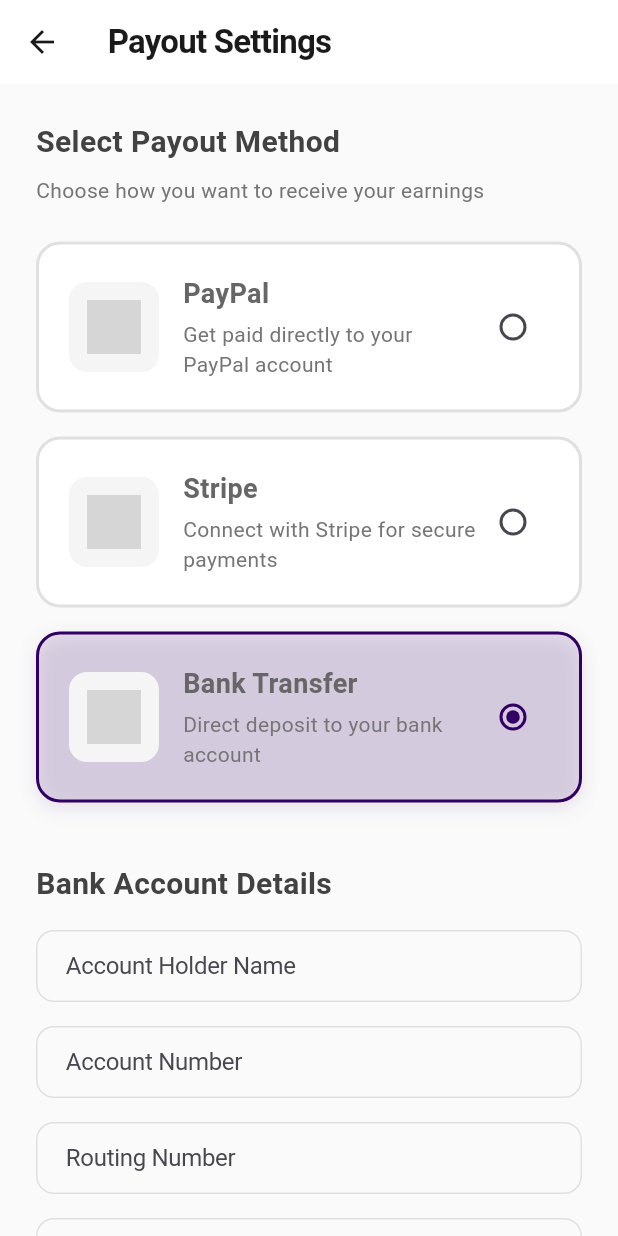
After one commit to kidusm001/whisper, a Flutter app: the PayoutSettingsScreen screen opened directly, after a tap on "Bank Transfer", on a phone screen of 412 x 824 dp. The commit adds this screen. Run offline on Flutter 3.47's test engine with Material 3 defaults, Android fonts, the phone set to English and light mode, and no system bars; our stand-ins replace cloud_firestore, firebase_auth, firebase_core, flutter_riverpod, image_picker, shared_preferences and 1 more; accounts and stored records are empty; network calls fail; statements that could not run were skipped; grey boxes are pictures that could not be loaded.

```diff
--- /dev/null
+++ b/whisper/lib/features/payout/screens/payout_settings_screen.dart
@@ -0,0 +1,286 @@
+import 'package:flutter/material.dart';
+
+class PayoutSettingsScreen extends StatefulWidget {
+  const PayoutSettingsScreen({super.key});
+
+  @override
+  State<PayoutSettingsScreen> createState() => _PayoutSettingsScreenState();
+}
+
+class _PayoutSettingsScreenState extends State<PayoutSettingsScreen> {
+  String? _selectedPaymentMethod;
+  final _formKey = GlobalKey<FormState>();
+  final bool _isLoading = false;
+
+  // Controllers for bank details
+  final _accountNameController = TextEditingController();
+  final _accountNumberController = TextEditingController();
+  final _routingNumberController = TextEditingController();
+  final _bankNameController = TextEditingController();
+
+  @override
+  void dispose() {
+    _accountNameController.dispose();
+    _accountNumberController.dispose();
+    _routingNumberController.dispose();
+    _bankNameController.dispose();
+    super.dispose();
+  }
+
+  Widget _buildPaymentMethodCard({
+    required String title,
+    required String description,
+    required String imagePath,
+    required String value,
+    required VoidCallback onTap,
+  }) {
+    final isSelected = _selectedPaymentMethod == value;
+
+    return GestureDetector(
+      onTap: onTap,
+      child: AnimatedContainer(
+        duration: const Duration(milliseconds: 200),
+        margin: const EdgeInsets.only(bottom: 16),
+        padding: const EdgeInsets.all(20),
+        decoration: BoxDecoration(
+          color: isSelected ? const Color(0xFF320064).withOpacity(0.1) : Colors.white,
+          borderRadius: BorderRadius.circular(16),
+          border: Border.all(
+            color: isSelected ? const Color(0xFF320064) : Colors.grey.shade300,
+            width: 2,
+          ),
+          boxShadow: isSelected
+              ? [
+                  BoxShadow(
+                    color: const Color(0xFF320064).withOpacity(0.1),
+                    blurRadius: 10,
+                    offset: const Offset(0, 4),
+                  )
+                ]
+              : null,
+        ),
+        child: Row(
+          children: [
+            Container(
+              width: 60,
+              height: 60,
+              padding: const EdgeInsets.all(12),
+              decoration: BoxDecoration(
+                color: Colors.grey[100],
+                borderRadius: BorderRadius.circular(12),
+              ),
+              child: Image.asset(
+                imagePath,
+                fit: BoxFit.contain,
+              ),
+            ),
+            const SizedBox(width: 16),
+            Expanded(
+              child: Column(
+                crossAxisAlignment: CrossAxisAlignment.start,
+                children: [
+                  Text(
+                    title,
+                    style: const TextStyle(
+                      fontSize: 18,
+                      fontWeight: FontWeight.bold,
+                    ),
+                  ),
+                  const SizedBox(height: 4),
+                  Text(
+                    description,
+                    style: TextStyle(
+                      fontSize: 14,
+                      color: Colors.grey[600],
+                    ),
+                  ),
+                ],
+              ),
+            ),
+            Radio(
+              value: value,
+              groupValue: _selectedPaymentMethod,
+              onChanged: (value) {
+                setState(() {
+                  _selectedPaymentMethod = value as String;
+                });
+              },
+              activeColor: const Color(0xFF320064),
+            ),
+          ],
+        ),
+      ),
+    );
+  }
+
+  Widget _buildBankTransferForm() {
+    return Form(
+      key: _formKey,
+      child: Column(
+        children: [
+          _buildTextField(
+            controller: _accountNameController,
+            label: 'Account Holder Name',
+            validator: (value) =>
+                value?.isEmpty ?? true ? 'Please enter account holder name' : null,
+          ),
+          const SizedBox(height: 16),
+          _buildTextField(
+            controller: _accountNumberController,
+            label: 'Account Number',
+            validator: (value) =>
+                value?.isEmpty ?? true ? 'Please enter account number' : null,
+          ),
+          const SizedBox(height: 16),
+          _buildTextField(
+            controller: _routingNumberController,
+            label: 'Routing Number',
+            validator: (value) =>
+                value?.isEmpty ?? true ? 'Please enter routing number' : null,
+          ),
+          const SizedBox(height: 16),
+          _buildTextField(
+            controller: _bankNameController,
+            label: 'Bank Name',
+            validator: (value) =>
+                value?.isEmpty ?? true ? 'Please enter bank name' : null,
+          ),
+        ],
+      ),
+    );
+  }
+
+  Widget _buildTextField({
+    required TextEditingController controller,
+    required String label,
+    required String? Function(String?)? validator,
+  }) {
+    return TextFormField(
+      controller: controller,
+      decoration: InputDecoration(
+        labelText: label,
+        border: OutlineInputBorder(
+          borderRadius: BorderRadius.circular(12),
+          borderSide: const BorderSide(color: Colors.grey),
+        ),
+        enabledBorder: OutlineInputBorder(
+          borderRadius: BorderRadius.circular(12),
+          borderSide: BorderSide(color: Colors.grey.shade300),
+        ),
+        focusedBorder: OutlineInputBorder(
+          borderRadius: BorderRadius.circular(12),
+          borderSide: const BorderSide(color: Color(0xFF320064)),
+        ),
+        filled: true,
+        fillColor: Colors.grey[50],
+      ),
+      validator: validator,
+    );
+  }
+
+  @override
+  Widget build(BuildContext context) {
+    return Scaffold(
+      backgroundColor: Colors.grey[50],
+      appBar: AppBar(
+        title: const Text(
+          'Payout Settings',
+          style: TextStyle(fontWeight: FontWeight.bold),
+        ),
+        backgroundColor: Colors.white,
+        elevation: 0,
+      ),
+      body: SingleChildScrollView(
+        padding: const EdgeInsets.all(24),
+        child: Column(
+          crossAxisAlignment: CrossAxisAlignment.start,
+          children: [
+            Text(
+              'Select Payout Method',
+              style: TextStyle(
+                fontSize: 20,
+                fontWeight: FontWeight.bold,
+                color: Colors.grey[800],
+              ),
+            ),
+            const SizedBox(height: 8),
+            Text(
+              'Choose how you want to receive your earnings',
+              style: TextStyle(
+                fontSize: 14,
+                color: Colors.grey[600],
+              ),
+            ),
+            const SizedBox(height: 24),
+            _buildPaymentMethodCard(
+              title: 'PayPal',
+              description: 'Get paid directly to your PayPal account',
+              imagePath: 'assets/images/paypal.png', // Add this image
+              value: 'paypal',
+              onTap: () => setState(() => _selectedPaymentMethod = 'paypal'),
+            ),
+            _buildPaymentMethodCard(
+              title: 'Stripe',
+              description: 'Connect with Stripe for secure payments',
+              imagePath: 'assets/images/stripe.png', // Add this image
+              value: 'stripe',
+              onTap: () => setState(() => _selectedPaymentMethod = 'stripe'),
+            ),
+            _buildPaymentMethodCard(
+              title: 'Bank Transfer',
+              description: 'Direct deposit to your bank account',
+              imagePath: 'assets/images/bank.png', // Add this image
+              value: 'bank',
+              onTap: () => setState(() => _selectedPaymentMethod = 'bank'),
+            ),
+            if (_selectedPaymentMethod == 'bank') ...[
+              const SizedBox(height: 24),
+              Text(
+                'Bank Account Details',
+                style: TextStyle(
+                  fontSize: 20,
+                  fontWeight: FontWeight.bold,
+                  color: Colors.grey[800],
+                ),
+              ),
+              const SizedBox(height: 16),
+              _buildBankTransferForm(),
+            ],
+            const SizedBox(height: 32),
+            SizedBox(
+              width: double.infinity,
+              height: 56,
+              child: ElevatedButton(
+                onPressed: _isLoading
+                    ? null
+                    : () {
+                        if (_selectedPaymentMethod == 'bank') {
+                          if (!_formKey.currentState!.validate()) return;
+                        }
+                        // Handle save payout method
+                      },
+                style: ElevatedButton.styleFrom(
+                  backgroundColor: const Color(0xFF320064),
+                  shape: RoundedRectangleBorder(
+                    borderRadius: BorderRadius.circular(12),
+                  ),
+                  elevation: 0,
+                ),
+                child: _isLoading
+                    ? const CircularProgressIndicator(color: Colors.white)
+                    : const Text(
+                        'Save Payout Method',
+                        style: TextStyle(
+                          fontSize: 16,
+                          fontWeight: FontWeight.bold,
+                          color: Colors.white,
+                        ),
+                      ),
+              ),
+            ),
+          ],
+        ),
+      ),
+    );
+  }
+}
```
Also changed, not shown: whisper/lib/features/messages/screens/chat_screen.dart (added, +219 -0 lines), whisper/lib/features/messages/screens/messages_list_screen.dart (added, +157 -0 lines), whisper/lib/features/models/message_model.dart (added, +38 -0 lines), whisper/lib/widgets/universal_drawer.dart (+15 -0 lines), whisper/lib/features/models/message_model.g.dart (added).
